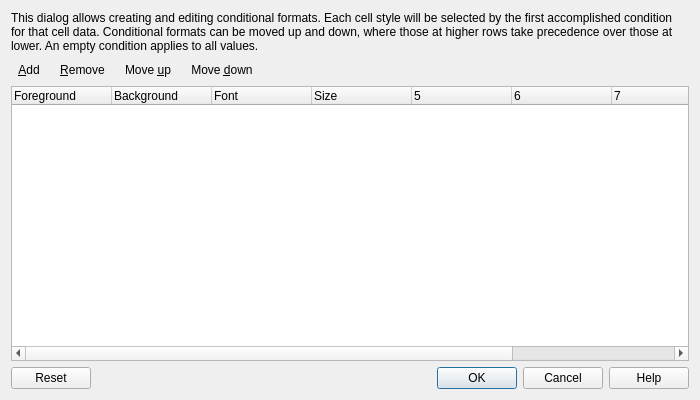
The window that src/CondFormatManager.ui (sqlitebrowser/sqlitebrowser) describes before a commit, drawn with Qt 5.
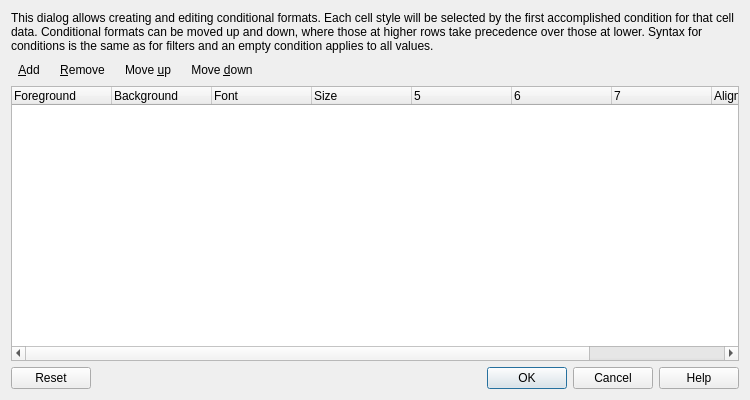
The same window after the commit. Icons and pictures are not drawn.

Commit message:
Use a Filter Line Edit as editor for conditions in Conditional Formats
The Filter Line Edit is ideal for this dialog because it has already a
contextual menu for helping user with the syntax and a What's This button.

Moreover, the Line Edit looks better than the integrated persistent editor.

See issue #1976 and comments in PR #2013

Patch:
```diff
--- a/src/CondFormatManager.ui
+++ b/src/CondFormatManager.ui
@@ -6,7 +6,7 @@
    <rect>
     <x>0</x>
     <y>0</y>
-    <width>700</width>
+    <width>750</width>
     <height>400</height>
    </rect>
   </property>
@@ -17,7 +17,7 @@
    <item>
     <widget class="QLabel" name="labelTitle">
      <property name="text">
-      <string>This dialog allows creating and editing conditional formats. Each cell style will be selected by the first accomplished condition for that cell data. Conditional formats can be moved up and down, where those at higher rows take precedence over those at lower. An empty condition applies to all values.</string>
+      <string>This dialog allows creating and editing conditional formats. Each cell style will be selected by the first accomplished condition for that cell data. Conditional formats can be moved up and down, where those at higher rows take precedence over those at lower. Syntax for conditions is the same as for filters and an empty condition applies to all values.</string>
      </property>
      <property name="wordWrap">
       <bool>true</bool>
```
The commit also changes 1 other file.
